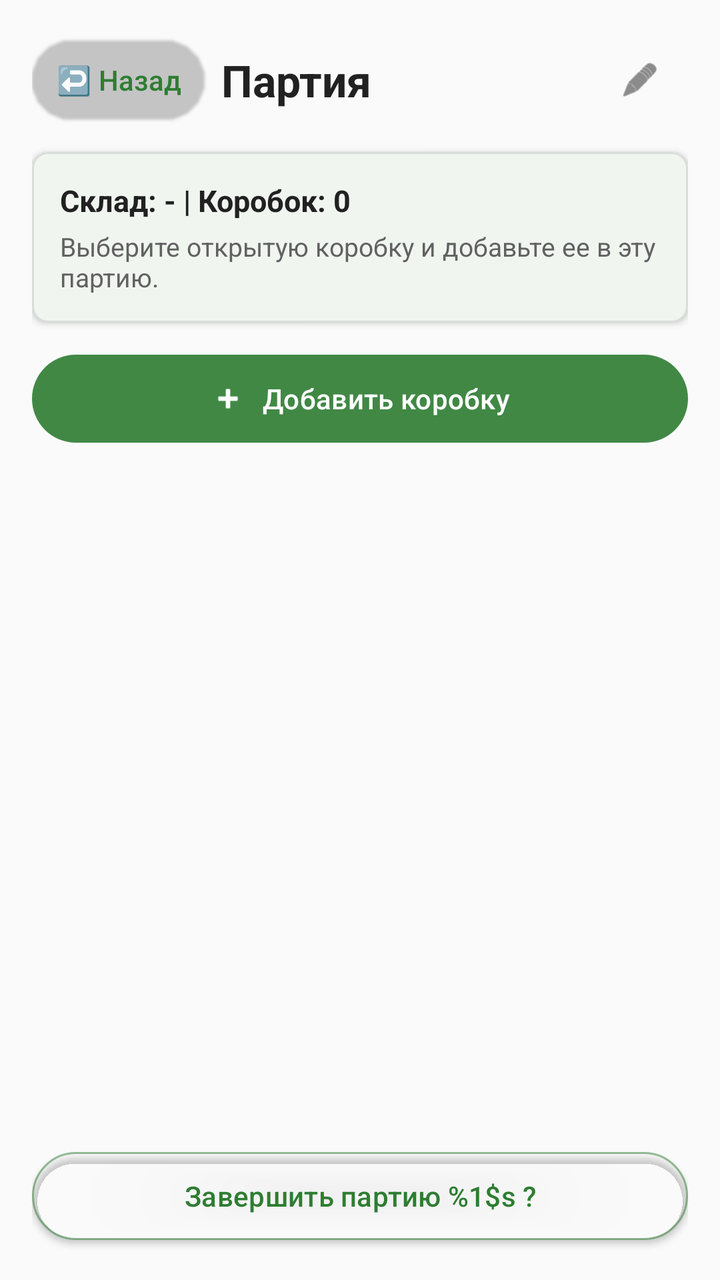
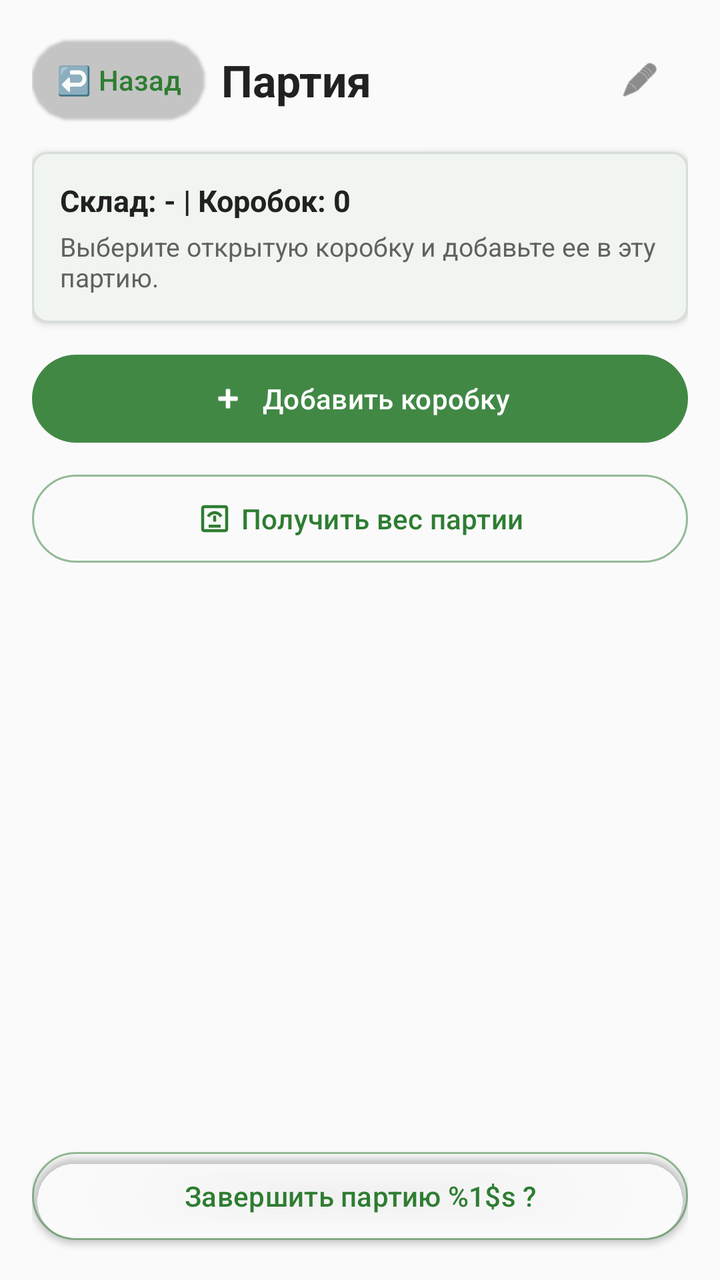

Compare the two renders of this Android layout. The source of the first and the diff that turns it into the second are given below.
<!-- AndroidManifest.xml: application theme Theme.FastScan -->
<!-- res/layout/fragment_party_detail.xml -->
<?xml version="1.0" encoding="utf-8"?>
<androidx.constraintlayout.widget.ConstraintLayout xmlns:android="http://schemas.android.com/apk/res/android"
    xmlns:app="http://schemas.android.com/apk/res-auto"
    android:layout_width="match_parent"
    android:layout_height="match_parent"
    android:background="@color/app_background"
    android:paddingStart="16dp"
    android:paddingTop="16dp"
    android:paddingEnd="16dp">

    <com.google.android.material.button.MaterialButton
        android:id="@+id/btnBack"
        style="@style/Widget.Material3.Button.TextButton"
        android:layout_width="wrap_content"
        android:layout_height="wrap_content"
        android:elevation="1dp"
        android:minWidth="48dp"
        android:text="@string/back"
        android:textAllCaps="false"
        app:layout_constraintStart_toStartOf="parent"
        app:layout_constraintTop_toTopOf="parent" />

    <TextView
        android:id="@+id/tvTitle"
        android:layout_width="0dp"
        android:layout_height="wrap_content"
        android:layout_marginStart="8dp"
        android:ellipsize="end"
        android:maxLines="1"
        android:text="@string/part_title"
        android:textColor="@color/app_text_primary"
        android:textSize="22sp"
        android:textStyle="bold"
        app:layout_constraintBottom_toBottomOf="@id/btnBack"
        app:layout_constraintEnd_toStartOf="@id/btnEditPartyName"
        app:layout_constraintStart_toEndOf="@id/btnBack"
        app:layout_constraintTop_toTopOf="@id/btnBack" />

    <com.google.android.material.button.MaterialButton
        android:id="@+id/btnEditPartyName"
        style="@style/Widget.Material3.Button.IconButton"
        android:layout_width="48dp"
        android:layout_height="48dp"
        android:contentDescription="@string/edit_party_name_title"
        app:icon="@android:drawable/ic_menu_edit"
        app:iconTint="@color/app_icon_tint"
        app:layout_constraintBottom_toBottomOf="@id/btnBack"
        app:layout_constraintEnd_toEndOf="parent"
        app:layout_constraintTop_toTopOf="@id/btnBack" />

    <com.google.android.material.card.MaterialCardView
        android:id="@+id/cardInfo"
        android:layout_width="0dp"
        android:layout_height="wrap_content"
        android:layout_marginTop="12dp"
        app:cardBackgroundColor="@color/app_surface"
        app:cardCornerRadius="8dp"
        app:cardElevation="2dp"
        app:layout_constraintEnd_toEndOf="parent"
        app:layout_constraintStart_toStartOf="parent"
        app:layout_constraintTop_toBottomOf="@id/btnBack"
        app:strokeColor="@color/card_stroke"
        app:strokeWidth="1dp">

        <LinearLayout
            android:layout_width="match_parent"
            android:layout_height="wrap_content"
            android:orientation="vertical"
            android:padding="14dp">

            <TextView
                android:id="@+id/tvInfo"
                android:layout_width="wrap_content"
                android:layout_height="wrap_content"
                android:text="@string/party_detail_info_placeholder"
                android:textColor="@color/app_text_primary"
                android:textSize="15sp"
                android:textStyle="bold" />

            <TextView
                android:id="@+id/tvHint"
                android:layout_width="match_parent"
                android:layout_height="wrap_content"
                android:layout_marginTop="4dp"
                android:text="@string/party_detail_hint"
                android:textColor="@color/app_text_secondary"
                android:textSize="13sp" />

        </LinearLayout>
    </com.google.android.material.card.MaterialCardView>

    <com.google.android.material.button.MaterialButton
        android:id="@+id/btnAddBox"
        android:layout_width="0dp"
        android:layout_height="52dp"
        android:layout_marginTop="12dp"
        android:elevation="6dp"
        android:text="@string/add_box_to_party"
        android:textAllCaps="false"
        app:backgroundTint="@color/action_button_background"
        app:icon="@android:drawable/ic_input_add"
        app:iconGravity="textStart"
        app:iconTint="@color/action_button_text"
        app:layout_constraintEnd_toEndOf="parent"
        app:layout_constraintStart_toStartOf="parent"
        app:layout_constraintTop_toBottomOf="@id/cardInfo"
        android:textColor="@color/action_button_text" />

    <androidx.recyclerview.widget.RecyclerView
        android:id="@+id/rvBoxes"
        android:layout_width="0dp"
        android:layout_height="0dp"
        android:layout_marginTop="10dp"
        android:clipToPadding="false"
        android:paddingBottom="96dp"
        app:layout_constraintBottom_toTopOf="@id/btnFinishParty"
        app:layout_constraintEnd_toEndOf="parent"
        app:layout_constraintStart_toStartOf="parent"
        app:layout_constraintTop_toBottomOf="@id/btnAddBox" />

    <com.google.android.material.button.MaterialButton
        android:id="@+id/btnFinishParty"
        style="@style/Widget.Material3.Button.OutlinedButton"
        android:layout_width="0dp"
        android:layout_height="52dp"
        android:layout_marginBottom="16dp"
        android:elevation="2dp"
        android:text="@string/finish_part_property"
        android:textAllCaps="false"
        app:layout_constraintBottom_toBottomOf="parent"
        app:layout_constraintEnd_toEndOf="parent"
        app:layout_constraintStart_toStartOf="parent"
        app:strokeColor="@color/action_button_outline" />

    <WebView
        android:id="@+id/webViewPrint"
        android:layout_width="0dp"
        android:layout_height="0dp"
        android:visibility="gone"
        app:layout_constraintBottom_toBottomOf="parent"
        app:layout_constraintEnd_toEndOf="parent"
        app:layout_constraintStart_toStartOf="parent"
        app:layout_constraintTop_toTopOf="parent" />

    <ProgressBar
        android:id="@+id/progressBar"
        android:layout_width="wrap_content"
        android:layout_height="wrap_content"
        android:visibility="gone"
        app:layout_constraintBottom_toBottomOf="parent"
        app:layout_constraintEnd_toEndOf="parent"
        app:layout_constraintStart_toStartOf="parent"
        app:layout_constraintTop_toTopOf="parent" />
</androidx.constraintlayout.widget.ConstraintLayout>
<!-- resources referenced by this layout -->
<resources>
  <color name="action_button_background">#E62E7D32</color>
  <color name="action_button_outline">#802E7D32</color>
  <color name="action_button_text">#FFFFFF</color>
  <color name="app_background">#FAFAFA</color>
  <color name="app_icon_tint">#424242</color>
  <color name="app_surface">#FFFFFF</color>
  <color name="app_text_primary">#212121</color>
  <color name="app_text_secondary">#616161</color>
  <color name="card_stroke">#D7DDD8</color>
  <string name="add_box_to_party">Добавить коробку</string>
  <string name="back">↩️ Hазад</string>
  <string name="edit_party_name_title">Изменить название партии</string>
  <string name="finish_part_property">Завершить партию %1$s ?</string>
  <string name="part_title">Партия</string>
  <string name="party_detail_hint">Выберите открытую коробку и добавьте ее в эту партию.</string>
  <string name="party_detail_info_placeholder">Склад: - | Коробок: 0</string>
  <style name="Theme.FastScan" parent="Theme.Material3.DayNight.NoActionBar">
  
          
          <item name="colorPrimary">@color/app_primary</item>
          <item name="colorPrimaryVariant">@color/app_primary_dark</item>
          <item name="colorOnPrimary">@color/app_on_primary</item>
  
          <item name="colorSecondary">@color/app_primary</item>
          <item name="colorOnSecondary">@color/app_on_primary</item>
          <item name="colorSurface">@color/app_surface</item>
          <item name="colorOnSurface">@color/app_text_primary</item>
          <item name="colorOnSurfaceVariant">@color/app_text_secondary</item>
          <item name="colorOutline">@color/card_stroke</item>
          <item name="android:colorBackground">@color/app_background</item>
          <item name="android:windowBackground">@color/app_background</item>
          <item name="android:navigationBarColor">@color/app_surface</item>
  
          
          <item name="android:statusBarColor">@color/app_primary_dark</item>
          <item name="android:windowLightStatusBar">false</item>
  
      </style>
  <color name="app_primary">#2E7D32</color>
  <color name="app_primary_dark">#1B5E20</color>
  <color name="app_on_primary">#FFFFFF</color>
</resources>

<!-- the commit's change to res/layout/fragment_party_detail.xml (unified diff, before → after) -->
@@ -116,7 +116,23 @@
         app:layout_constraintBottom_toTopOf="@id/btnFinishParty"
         app:layout_constraintEnd_toEndOf="parent"
         app:layout_constraintStart_toStartOf="parent"
-        app:layout_constraintTop_toBottomOf="@id/btnAddBox" />
+        app:layout_constraintTop_toBottomOf="@id/btnGetPartyWeight" />
+
+    <com.google.android.material.button.MaterialButton
+        android:id="@+id/btnGetPartyWeight"
+        style="@style/Widget.Material3.Button.OutlinedButton"
+        android:layout_width="0dp"
+        android:layout_height="52dp"
+        android:layout_marginTop="8dp"
+        android:text="@string/get_party_weight"
+        android:textAllCaps="false"
+        app:icon="@drawable/ic_scale"
+        app:iconGravity="textStart"
+        app:iconTint="@color/app_primary"
+        app:layout_constraintEnd_toEndOf="parent"
+        app:layout_constraintStart_toStartOf="parent"
+        app:layout_constraintTop_toBottomOf="@id/btnAddBox"
+        app:strokeColor="@color/action_button_outline" />
 
     <com.google.android.material.button.MaterialButton
         android:id="@+id/btnFinishParty"
<!-- resource entries referenced after the edit -->
@@ -9,10 +9,21 @@
   <color name="app_text_primary">#212121</color>
   <color name="app_text_secondary">#616161</color>
   <color name="card_stroke">#D7DDD8</color>
+  <!-- drawable ic_scale (drawable) -->
+  <vector xmlns:android="http://schemas.android.com/apk/res/android"
+      android:width="24dp"
+      android:height="24dp"
+      android:viewportWidth="24"
+      android:viewportHeight="24">
+      <path
+          android:fillColor="@android:color/white"
+          android:pathData="M5,3h14c1.1,0 2,0.9 2,2v14c0,1.1 -0.9,2 -2,2H5c-1.1,0 -2,-0.9 -2,-2V5c0,-1.1 0.9,-2 2,-2zM5,5v14h14V5H5zM12,7c2.2,0 4.2,1.2 5.2,3.2l-1.8,0.9C14.8,9.8 13.5,9 12,9s-2.8,0.8 -3.4,2.1l-1.8,-0.9C7.8,8.2 9.8,7 12,7zM11,10h2v4h-2v-4zM8,16h8v2H8v-2z" />
+  </vector>
   <string name="add_box_to_party">Добавить коробку</string>
   <string name="back">↩️ Hазад</string>
   <string name="edit_party_name_title">Изменить название партии</string>
   <string name="finish_part_property">Завершить партию %1$s ?</string>
+  <string name="get_party_weight">Получить вес партии</string>
   <string name="part_title">Партия</string>
   <string name="party_detail_hint">Выберите открытую коробку и добавьте ее в эту партию.</string>
   <string name="party_detail_info_placeholder">Склад: - | Коробок: 0</string>
